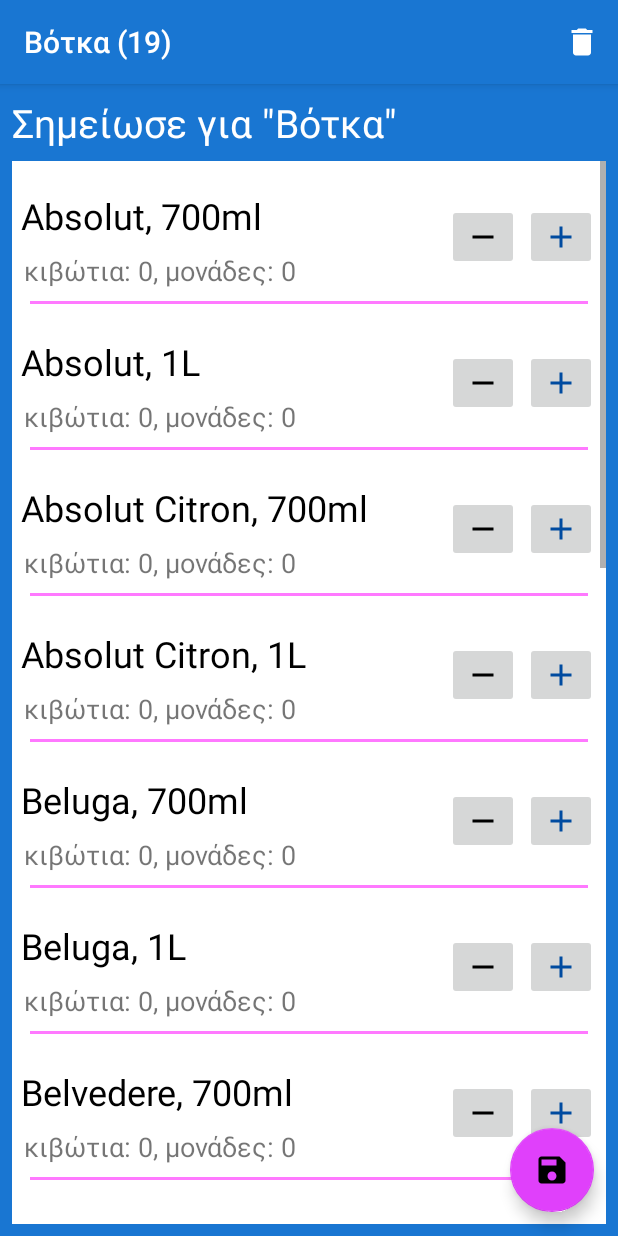
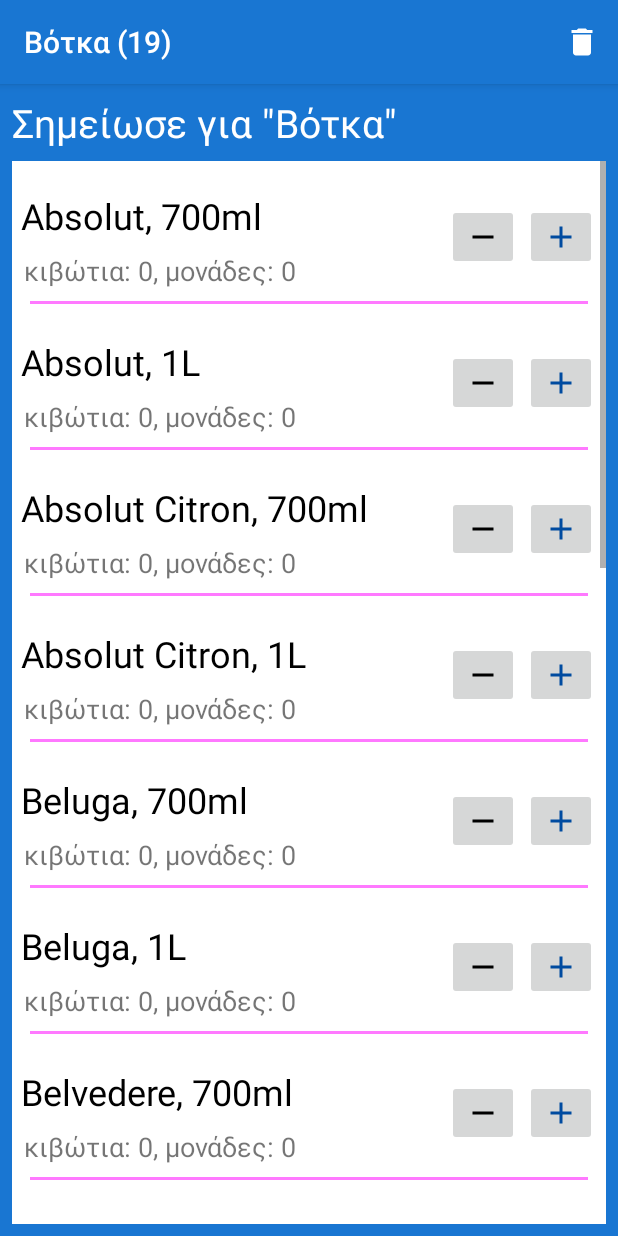
Before and after one commit to themeliskalomoiros/Kava, an Android app: the screen it shows after launch (ItemsActivity), after a tap on "Βότκα", on a phone screen of 412 x 824 dp. Run offline under Robolectric (Android 15) with nearby library versions, the phone set to English and light mode, and no system bars.

Commit message:
Removed saved button

```diff
--- a/app/src/main/java/kalymnos/skemelio/kava/Controller/ItemsActivity.java
+++ b/app/src/main/java/kalymnos/skemelio/kava/Controller/ItemsActivity.java
@@ -24,8 +24,7 @@ import kalymnos.skemelio.kava.View.screen_items.ItemsScreenViewMvc;
 import kalymnos.skemelio.kava.View.screen_items.ItemsScreenViewMvcImpl;
 
 public class ItemsActivity extends AppCompatActivity
-        implements ItemsScreenViewMvc.OnSaveClickListener,
-        ItemsScreenViewMvc.OnItemQuantityChangeListener {
+        implements ItemsScreenViewMvc.OnItemQuantityChangeListener {
 
     private ItemsScreenViewMvc viewMvc;
     private Category category;
@@ -56,7 +55,6 @@ public class ItemsActivity extends AppCompatActivity
     private void initViewMvc() {
         viewMvc = new ItemsScreenViewMvcImpl(LayoutInflater.from(this), null);
         viewMvc.setOnItemQuantityChangeListener(this);
-        viewMvc.setOnSaveClickListener(this);
     }
 
     private void bindUi() {
@@ -125,17 +123,6 @@ public class ItemsActivity extends AppCompatActivity
         finish();
     }
 
-    @Override
-    public void onSaveClick() {
-        repo.save(getKeys(), quantities);
-        setCategoryItemCheckVisibility();
-        if (allQuantitiesAreEmpty()) {
-            Snackbar.make(viewMvc.getRootView(), R.string.nothing_to_save, Snackbar.LENGTH_SHORT).show();
-        } else {
-            finish();
-        }
-    }
-
     private String[] getKeys() {
         String[] keys = new String[category.getItemList().size()];
         for (int i = 0; i < keys.length; i++) {
--- a/app/src/main/java/kalymnos/skemelio/kava/View/screen_items/ItemsScreenViewMvc.java
+++ b/app/src/main/java/kalymnos/skemelio/kava/View/screen_items/ItemsScreenViewMvc.java
@@ -20,12 +20,6 @@ public interface ItemsScreenViewMvc extends ViewMvc {
 
     void setOnItemQuantityChangeListener(OnItemQuantityChangeListener listener);
 
-    interface OnSaveClickListener {
-        void onSaveClick();
-    }
-
-    void setOnSaveClickListener(OnSaveClickListener listener);
-
     void bindItems(List<Item> items);
 
     void bindQuantities(Quantity[] quantities);
--- a/app/src/main/java/kalymnos/skemelio/kava/View/screen_items/ItemsScreenViewMvcImpl.java
+++ b/app/src/main/java/kalymnos/skemelio/kava/View/screen_items/ItemsScreenViewMvcImpl.java
@@ -23,16 +23,10 @@ public class ItemsScreenViewMvcImpl implements ItemsScreenViewMvc {
     private FloatingActionButton save;
     private RecyclerView recyclerView;
     private ItemsAdapter adapter;
-    private OnSaveClickListener saveClickListener;
 
     public ItemsScreenViewMvcImpl(LayoutInflater inflater, ViewGroup parent) {
         root = inflater.inflate(R.layout.screen_items, parent, false);
         title = root.findViewById(R.id.title);
-        save = root.findViewById(R.id.save);
-        save.setOnClickListener(view -> {
-            if (saveClickListener != null)
-                saveClickListener.onSaveClick();
-        });
         setupRecyclerView();
     }
 
@@ -48,11 +42,6 @@ public class ItemsScreenViewMvcImpl implements ItemsScreenViewMvc {
     @Override
     public void setOnItemQuantityChangeListener(OnItemQuantityChangeListener listener) {
         adapter.setOnItemQuantityChangeListener(listener);
-    }
-
-    @Override
-    public void setOnSaveClickListener(OnSaveClickListener listener) {
-        saveClickListener = listener;
     }
 
     @Override
--- a/app/src/main/res/layout/screen_items.xml
+++ b/app/src/main/res/layout/screen_items.xml
@@ -40,15 +40,4 @@
         app:layout_constraintStart_toStartOf="parent"
         app:layout_constraintTop_toBottomOf="@+id/title" />
 
-    <com.google.android.material.floatingactionbutton.FloatingActionButton
-        android:id="@+id/save"
-        android:layout_width="wrap_content"
-        android:layout_height="wrap_content"
-        android:layout_marginEnd="16dp"
-        android:src="@drawable/ic_save_black_24dp"
-        android:layout_marginRight="16dp"
-        android:layout_marginBottom="16dp"
-        app:layout_constraintBottom_toBottomOf="parent"
-        app:layout_constraintEnd_toEndOf="parent" />
-
 </androidx.constraintlayout.widget.ConstraintLayout>
--- a/app/src/main/res/values/strings.xml
+++ b/app/src/main/res/values/strings.xml
@@ -9,7 +9,7 @@
     <string name="clear_categories">Επαναφορά κάβας</string>
     <string name="saved">Αποθηκεύτηκε</string>
     <string name="nothing_to_save">Τίποτα προς αποθήκευση</string>
-    <string name="insert_title">Όρισε τίτλο</string>
+    <string name="insert_title">Τίτλος Κάβας</string>
     <string name="title">Τίτλος</string>
     <string name="kava_not_ready">Δεν έχεις ετοιμάσει Κάβα</string>
 </resources>
```
